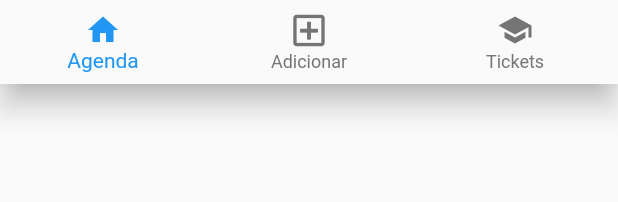
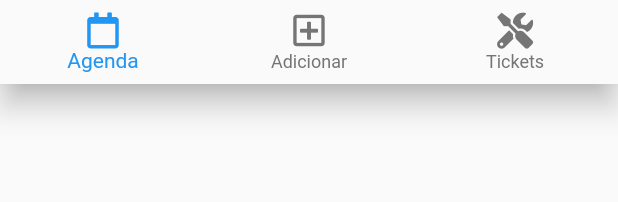
Before and after one commit to cosmopool/zione-app.old, a Flutter app: the BottomNavigationMenu widget shown alone on an empty page, opened directly, on a phone screen of 412 x 824 dp. Shown: the top 202 px of the screen. Run offline on Flutter 3.47's test engine with Material 2 defaults, Android fonts, the phone set to English and light mode, and no system bars; our stand-ins replace date_field, font_awesome_flutter, go_router, url_launcher_web; network calls fail.

Commit message:
refactor: change icons to fontawesome

```diff
--- a/lib/view/widgets/bottom_navigation_menu.dart
+++ b/lib/view/widgets/bottom_navigation_menu.dart
@@ -36,7 +36,7 @@ class _BottomNavigationMenuState extends State<BottomNavigationMenu> {
       currentIndex: _selectedIndex,
       items: const <BottomNavigationBarItem>[
         BottomNavigationBarItem(
-          icon: Icon(Icons.home),
+          icon: Icon(FontAwesomeIcons.calendar),
           label: 'Agenda',
         ),
         BottomNavigationBarItem(
@@ -44,7 +44,7 @@ class _BottomNavigationMenuState extends State<BottomNavigationMenu> {
           label: 'Adicionar',
         ),
         BottomNavigationBarItem(
-          icon: Icon(Icons.school),
+          icon: Icon(FontAwesomeIcons.tools),
           label: 'Tickets',
         ),
       ],
```
Also changed, not shown: lib/view/screens/main_screen.dart (+4 -4 lines), 3 other files.
